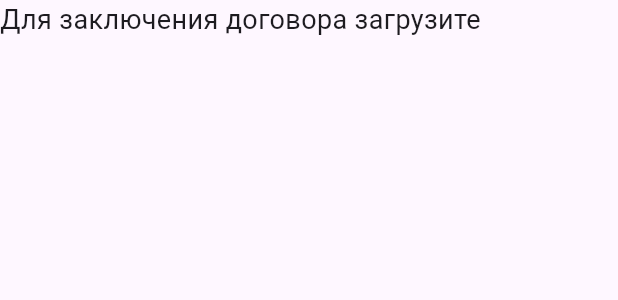
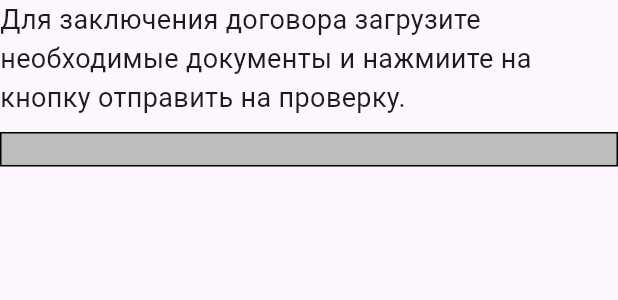
Before and after one commit to batoev2811/vdk_tech, a Flutter app: the StepThreeState widget shown alone on an empty page, opened directly, on a phone screen of 412 x 824 dp. Shown: the top 300 px of the screen. Run offline on Flutter 3.47's test engine with Material 3 defaults, Android fonts, the light colour scheme and no system bars; our stand-ins replace dotted_border; missing offline and left inert: flutter_dropzone.

Commit message:
от 12-11-25

```diff
--- a/lib/features/presentation/page/steps/step_three.dart
+++ b/lib/features/presentation/page/steps/step_three.dart
@@ -19,7 +19,6 @@ class StepThreeState extends StatefulWidget {
 }
 
 class _StepThreeState extends State<StepThreeState> {
-
   @override
   Widget build(Object context) {
     return SingleChildScrollView(
@@ -31,10 +30,32 @@ class _StepThreeState extends State<StepThreeState> {
             mainAxisAlignment: MainAxisAlignment.start,
             children: [
               Text(
-                'Для заключения договора загрузите ',
+                'Для заключения договора загрузите необходимые документы и нажмиите на кнопку отправить на проверку.',
                 style: TextStyle(fontSize: 18),
               ),
               SizedBox(height: 10),
+              Row(
+                crossAxisAlignment: CrossAxisAlignment.start,
+                children: [
+                  Expanded(
+                    child: Container(
+                      padding: EdgeInsets.only(left: 10.0),
+                      decoration: BoxDecoration(
+                        color: Colors.grey.shade400,
+                        border: BoxBorder.all(style: BorderStyle.solid),
+                      ),
+                      child: Column(
+                        children: [
+                          Text(
+                            '',
+                            style: TextStyle(fontSize: 14.0),
+                          ),
+                        ],
+                      ),
+                    ),
+                  ),
+                ],
+              ),
             ],
           ),
         ],
```
Also changed, not shown: lib/features/presentation/page/steps/step_one.dart (+23 -65 lines), lib/features/presentation/page/steps/step_two.dart (+24 -10 lines).
